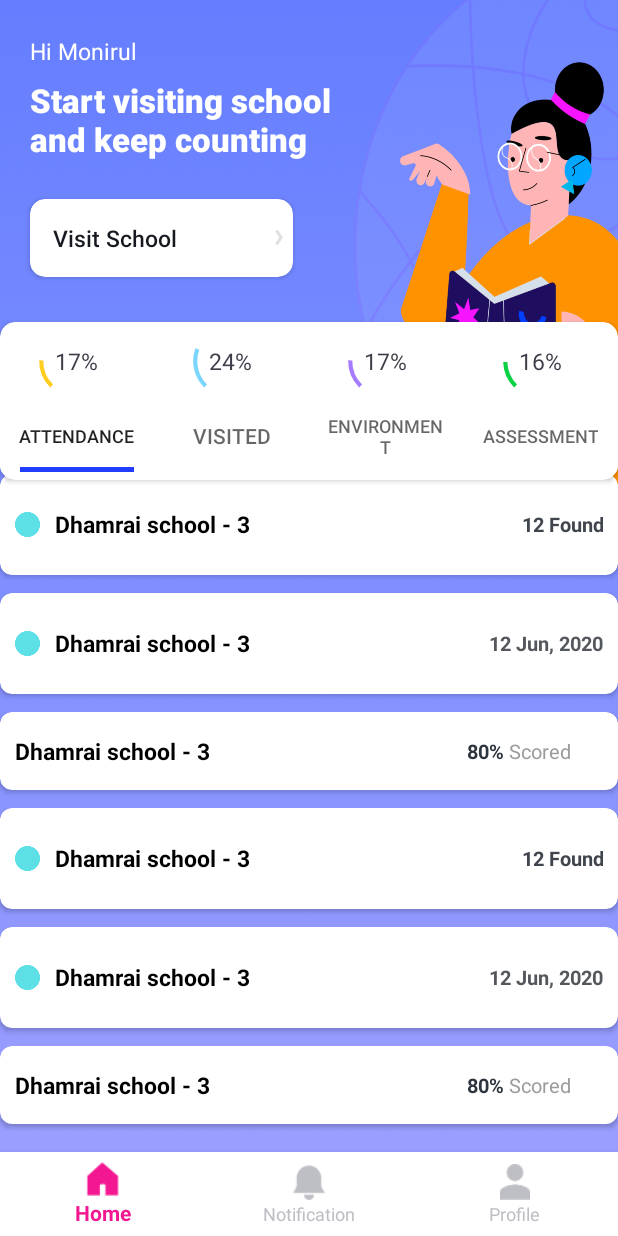
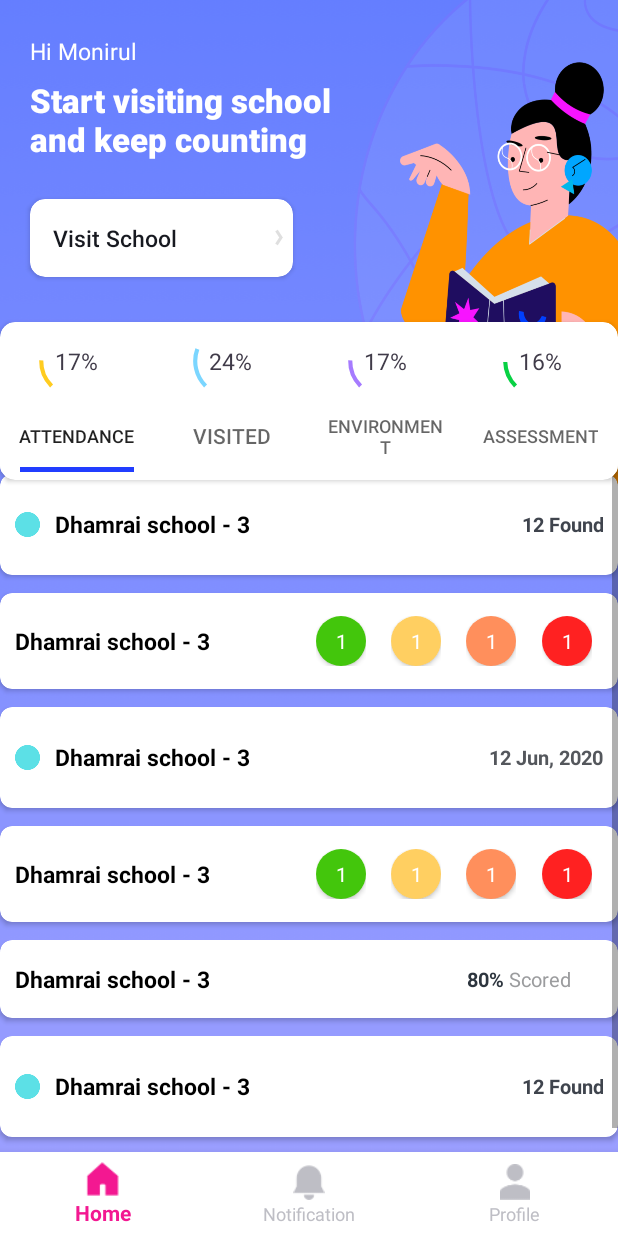
Before and after one commit to SubrotaDebnath/ProjectWorkSST, an Android app: the HomeMainFragment screen opened directly, with no data from a screen before it, on a phone screen of 412 x 824 dp. Run offline under Robolectric (Android 15) with nearby library versions, the phone set to English and light mode, and no system bars.

Commit message:
home page environment card design done

```diff
--- /dev/null
+++ b/app/src/main/res/drawable-hdpi/modaret_problem_counter.xml
@@ -0,0 +1,8 @@
+<?xml version="1.0" encoding="utf-8"?>
+    <shape xmlns:android="http://schemas.android.com/apk/res/android"
+        android:shape="oval">
+        <solid
+            android:color="#ff8f5c"/>
+    <size android:height="25px"
+        android:width="25px"/>
+    </shape>
--- /dev/null
+++ b/app/src/main/res/drawable/majore_problem_counter.xml
@@ -0,0 +1,9 @@
+<?xml version="1.0" encoding="utf-8"?>
+
+    <shape xmlns:android="http://schemas.android.com/apk/res/android"
+        android:shape="oval">
+        <solid
+            android:color="#ff2121"/>
+    <size android:height="25px"
+        android:width="25px"/>
+    </shape>
--- /dev/null
+++ b/app/src/main/res/drawable/minor_problem_counter.xml
@@ -0,0 +1,9 @@
+<?xml version="1.0" encoding="utf-8"?>
+
+    <shape xmlns:android="http://schemas.android.com/apk/res/android"
+        android:shape="oval">
+        <solid
+            android:color="#ffcf61"/>
+    <size android:height="25px"
+        android:width="25px"/>
+    </shape>
--- /dev/null
+++ b/app/src/main/res/drawable/no_problem.xml
@@ -0,0 +1,8 @@
+<?xml version="1.0" encoding="utf-8"?>
+    <shape xmlns:android="http://schemas.android.com/apk/res/android"
+        android:shape="oval">
+        <solid
+            android:color="#dcdcdc"/>
+    <size android:height="25px"
+        android:width="25px"/>
+    </shape>
--- /dev/null
+++ b/app/src/main/res/drawable/solved_problem_counter.xml
@@ -0,0 +1,9 @@
+<?xml version="1.0" encoding="utf-8"?>
+
+    <shape xmlns:android="http://schemas.android.com/apk/res/android"
+        android:shape="oval">
+        <solid
+            android:color="#43c60c"/>
+        <size android:height="25px"
+            android:width="25px"/>
+    </shape>
--- a/app/src/main/res/layout/activity_main.xml
+++ b/app/src/main/res/layout/activity_main.xml
@@ -6,14 +6,11 @@
     android:layout_width="match_parent"
     android:layout_height="match_parent"
     tools:context=".MainActivity">
-
-
     <FrameLayout
         android:layout_width="match_parent"
         android:layout_height="wrap_content"
         android:id="@+id/fragmentContainer">
     </FrameLayout>
-
     <com.google.android.material.bottomnavigation.BottomNavigationView
         android:id="@+id/bottom_navigation"
         android:layout_width="match_parent"
--- /dev/null
+++ b/app/src/main/res/layout/environment_list_card.xml
@@ -0,0 +1,115 @@
+<?xml version="1.0" encoding="utf-8"?>
+<androidx.cardview.widget.CardView xmlns:android="http://schemas.android.com/apk/res/android"
+    android:layout_width="match_parent"
+    android:layout_height="wrap_content"
+    xmlns:app="http://schemas.android.com/apk/res-auto"
+    app:cardCornerRadius="8dp"
+    android:layout_marginTop="6dp"
+    android:layout_marginBottom="6dp">
+    <LinearLayout
+        android:layout_width="match_parent"
+        android:layout_height="wrap_content"
+        android:paddingBottom="15dp"
+        android:paddingTop="15dp"
+        android:orientation="horizontal">
+        <TextView
+            android:layout_width="0dp"
+            android:layout_height="wrap_content"
+            android:layout_weight="1"
+            android:layout_marginLeft="10dp"
+            android:textSize="15sp"
+            android:layout_gravity="center"
+            android:fontFamily="sans-serif"
+            android:textStyle="bold"
+            android:textColor="@color/black"
+            android:text="Dhamrai school - 3 " />
+        <LinearLayout
+            android:layout_width="0dp"
+            android:layout_height="wrap_content"
+            android:layout_weight="1">
+            <LinearLayout
+                android:layout_width="0dp"
+                android:layout_height="match_parent"
+                android:layout_weight="1"
+                android:orientation="horizontal">
+                <RelativeLayout
+                    android:layout_width="50px"
+                    android:layout_height="50px">
+                    <Button
+                        android:layout_width="50px"
+                        android:layout_height="50px"
+                        android:layout_weight="1"
+                        android:textColor="@color/white"
+                        android:text="1"
+                        android:textSize="13sp"
+                        android:fontFamily="sans-serif"
+                        android:textStyle="normal"
+                        android:background="@drawable/solved_problem_counter"/>
+                </RelativeLayout>
+            </LinearLayout>
+            <LinearLayout
+                android:layout_width="0dp"
+                android:layout_height="match_parent"
+                android:layout_weight="1"
+                android:orientation="horizontal">
+                <RelativeLayout
+                    android:layout_width="50px"
+                    android:layout_height="50px">
+                    <Button
+                        android:layout_width="50px"
+                        android:layout_height="50px"
+                        android:layout_weight="1"
+                        android:textColor="@color/white"
+                        android:text="1"
+                        android:textSize="13sp"
+                        android:fontFamily="sans-serif"
+                        android:textStyle="normal"
+                        android:background="@drawable/minor_problem_counter"/>
+                </RelativeLayout>
+            </LinearLayout>
+            <LinearLayout
+                android:layout_width="0dp"
+                android:layout_height="match_parent"
+                android:layout_weight="1"
+                android:orientation="horizontal">
+                <RelativeLayout
+                    android:layout_width="50px"
+                    android:layout_height="50px">
+                    <Button
+                        android:layout_width="50px"
+                        android:layout_height="50px"
+                        android:layout_weight="1"
+                        android:textColor="@color/white"
+                        android:text="1"
+                        android:textSize="13sp"
+                        android:fontFamily="sans-serif"
+                        android:textStyle="normal"
+                        android:background="@drawable/modaret_problem_counter"/>
+                </RelativeLayout>
+            </LinearLayout>
+            <LinearLayout
+                android:layout_width="0dp"
+                android:layout_height="match_parent"
+                android:layout_weight="1"
+                android:orientation="horizontal">
+                <RelativeLayout
+                    android:layout_width="50px"
+                    android:layout_height="50px">
+                    <Button
+                        android:layout_width="50px"
+                        android:layout_height="50px"
+                        android:layout_weight="1"
+                        android:textColor="@color/white"
+                        android:text="1"
+                        android:textSize="13sp"
+                        android:fontFamily="sans-serif"
+                        android:textStyle="normal"
+                        android:background="@drawable/majore_problem_counter"/>
+                </RelativeLayout>
+            </LinearLayout>
+        </LinearLayout>
+
+
+    </LinearLayout>
+
+</androidx.cardview.widget.CardView>
--- a/app/src/main/res/layout/fragment_home_main.xml
+++ b/app/src/main/res/layout/fragment_home_main.xml
@@ -283,7 +283,9 @@
              android:orientation="vertical"
              android:layout_marginBottom="100dp">
             <include layout="@layout/attendance_list_card"/>
+            <include layout="@layout/environment_list_card"/>
             <include layout="@layout/visited_list_card"/>
+            <include layout="@layout/environment_list_card"/>
             <include layout="@layout/assessment_list_card"/>
             <include layout="@layout/attendance_list_card"/>
             <include layout="@layout/visited_list_card"/>
```
